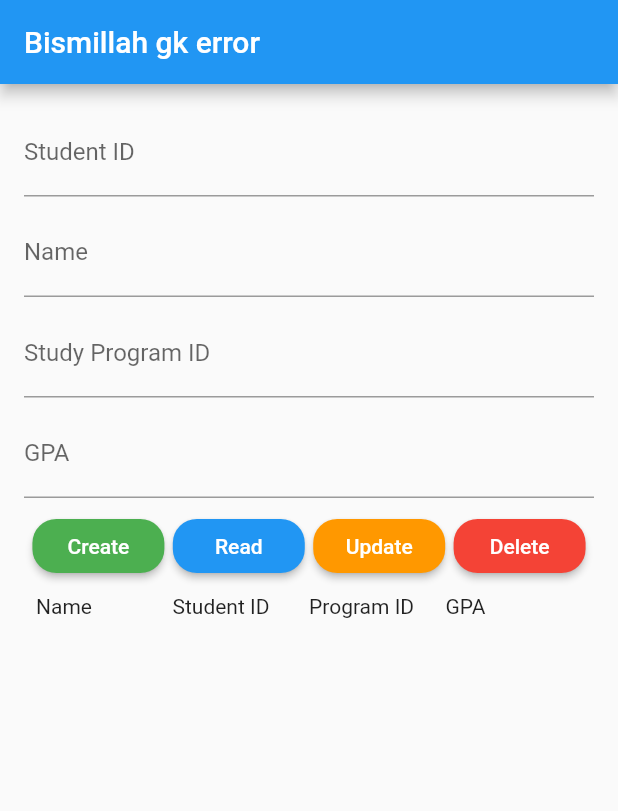
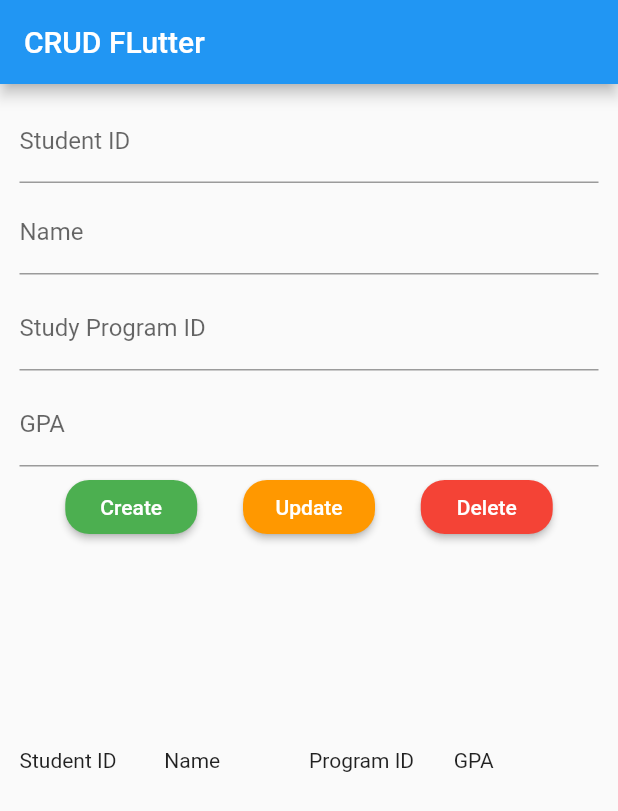
Before and after one commit to abdullah2205/simple-flutter-crud, a Flutter app: the screen it shows after launch, on a phone screen of 412 x 824 dp. Shown: the top 811 px of the screen. Run offline on Flutter 3.47's test engine with Material 2 defaults, Android fonts, the phone set to English and light mode, and no system bars; our stand-ins replace cloud_firestore, firebase_core; accounts and stored records are empty.

Commit message:
pembaruan gaes

```diff
--- a/lib/main.dart
+++ b/lib/main.dart
@@ -93,22 +93,31 @@ class _MyAppState extends State<MyApp> {
   Widget build(BuildContext context) {
     return Scaffold(
       appBar: AppBar(
-        title: Text("Bismillah gk error"),
+        title: Text("CRUD FLutter "),
       ),
-      body: Padding(
-        padding: const EdgeInsets.all(16.0),
-        child: ListView(
+      body: Container(
+        padding: EdgeInsets.only(bottom : 13.0, top: 5, right: 13, left: 13),
+        child: Column(
+          children: <Widget>[
+            Expanded(
+              flex: 6, // 60% of space => (6/(6 + 4))
+              child:
+                ListView(
                   children: [
                     Padding(
-              padding: EdgeInsets.only(bottom : 8.0),
+                      padding: EdgeInsets.only(top: 5.0),
                       child: TextFormField(
+                        style: TextStyle(
+                          fontSize: 16.0,
+                          height: 1.0,
+                        ),
                         decoration: InputDecoration(
                             labelText: "Student ID",
                             fillColor: Colors.white,
                             focusedBorder: OutlineInputBorder(
                                 borderSide: BorderSide(
                                     color: Colors.blue,
-                            width: 2.0
+                                    width: 1.0
                                 ))),
                         onChanged: (String id){
                           getStudentID(id);
@@ -116,15 +125,19 @@ class _MyAppState extends State<MyApp> {
                       ),
                     ),
                     Padding(
-              padding: EdgeInsets.only(bottom : 8.0),
+                      padding: EdgeInsets.only(bottom : 3.0, top: 5.0),
                       child: TextFormField(
+                        style: TextStyle(
+                          fontSize: 16.0,
+                          height: 1.0,
+                        ),
                         decoration: InputDecoration(
                             labelText: "Name",
                             fillColor: Colors.white,
                             focusedBorder: OutlineInputBorder(
                                 borderSide: BorderSide(
                                     color: Colors.blue,
-                            width: 2.0
+                                    width: 1.0
                                 ))),
                         onChanged: (String name){
                           getStudentName(name);
@@ -132,15 +145,19 @@ class _MyAppState extends State<MyApp> {
                       ),
                     ),
                     Padding(
-              padding: EdgeInsets.only(bottom : 8.0),
+                      padding: EdgeInsets.only(bottom : 3.0, top: 5.0),
                       child: TextFormField(
+                        style: TextStyle(
+                          fontSize: 16.0,
+                          height: 1.0,
+                        ),
                         decoration: InputDecoration(
                             labelText: "Study Program ID",
                             fillColor: Colors.white,
                             focusedBorder: OutlineInputBorder(
                                 borderSide: BorderSide(
                                     color: Colors.blue,
-                            width: 2.0
+                                    width: 1.0
                                 ))),
                         onChanged: (String programID){
                           getStudyProgramID(programID);
@@ -148,22 +165,27 @@ class _MyAppState extends State<MyApp> {
                       ),
                     ),
                     Padding(
-              padding: EdgeInsets.only(bottom : 8.0),
+                      padding: EdgeInsets.only(bottom : 3.0, top: 5.0),
                       child: TextFormField(
+                        style: TextStyle(
+                            fontSize: 16.0,
+                            height: 1.0,
+                        ),
                         decoration: InputDecoration(
                             labelText: "GPA",
                             fillColor: Colors.white,
                             focusedBorder: OutlineInputBorder(
                                 borderSide: BorderSide(
                                     color: Colors.blue,
-                            width: 2.0
+                                    width: 1.0
                                 ))),
                         onChanged: (String gpa){
                           getStudentGPA(gpa);
                         },
                       ),
                     ),
-            Row(
+                    Center(
+                      child: Row(
                         mainAxisAlignment: MainAxisAlignment.spaceEvenly,
                         children: [
                           RaisedButton(
@@ -175,17 +197,6 @@ class _MyAppState extends State<MyApp> {
                             textColor: Colors.white,
                             onPressed: () {
                               createData();
-                  },
-                ),
-                RaisedButton(
-                  color: Colors.blue,
-                  shape: RoundedRectangleBorder(
-                      borderRadius: BorderRadius.circular(16)
-                  ),
-                  child: Text("Read"),
-                  textColor: Colors.white,
-                  onPressed: () {
-                    readData();
                             },
                           ),
                           RaisedButton(
@@ -212,16 +223,19 @@ class _MyAppState extends State<MyApp> {
                           )
                         ],
                       ),
+                    )
+                  ],
+                )
+            ),
             Padding(
-              padding: EdgeInsets.all(8.0),
+              padding: EdgeInsets.only(bottom : 13.0, top : 13.0),
               child: Row(
-                textDirection: TextDirection.ltr,
                 children: <Widget>[
                   Expanded(
-                    child: Text("Name"),
+                    child: Text("Student ID"),
                   ),
                   Expanded(
-                    child: Text("Student ID"),
+                    child: Text("Name"),
                   ),
                   Expanded(
                     child: Text("Program ID"),
@@ -232,10 +246,18 @@ class _MyAppState extends State<MyApp> {
                 ],
               ),
             ),
-            StreamBuilder <QuerySnapshot>(
-              stream: FirebaseFirestore.instance.collection("MyStudents").snapshots(),
+            Expanded(
+              flex: 4, // 40% of space
+              child: StreamBuilder <QuerySnapshot>(
+                stream: FirebaseFirestore.instance.collection("MyStudents").orderBy("studentID").snapshots(),
                 builder: (context, snapshot) {
-                if(snapshot.hasData){
+                  if(!snapshot.hasData){
+                    return Align(
+                      alignment: FractionalOffset.topCenter,
+                      child: CircularProgressIndicator(),
+                    );
+                  }
+                  else {
                     return ListView.builder(
                         shrinkWrap: true,
                         itemCount: snapshot.data.docs.length,
@@ -243,7 +265,7 @@ class _MyAppState extends State<MyApp> {
                           DocumentSnapshot documentSnapshot = snapshot.data.docs[index];
                           return
                             Padding(
-                          padding: EdgeInsets.all(8.0),
+                              padding: EdgeInsets.only(bottom: 10.0),
                               child: Row(
                                 children: [
                                   Expanded(
@@ -263,15 +285,11 @@ class _MyAppState extends State<MyApp> {
                             );
                         });
                   }
-                else {
-                  return Align(
-                    alignment: FractionalOffset.bottomCenter,
-                    child: CircularProgressIndicator(),
-                  );
-                }
                 },
               ),
-        ]),
+            ),
+          ],
+        ),
       ),
     );
   }
```
Lines whose indentation alone changed are shown as unchanged.
